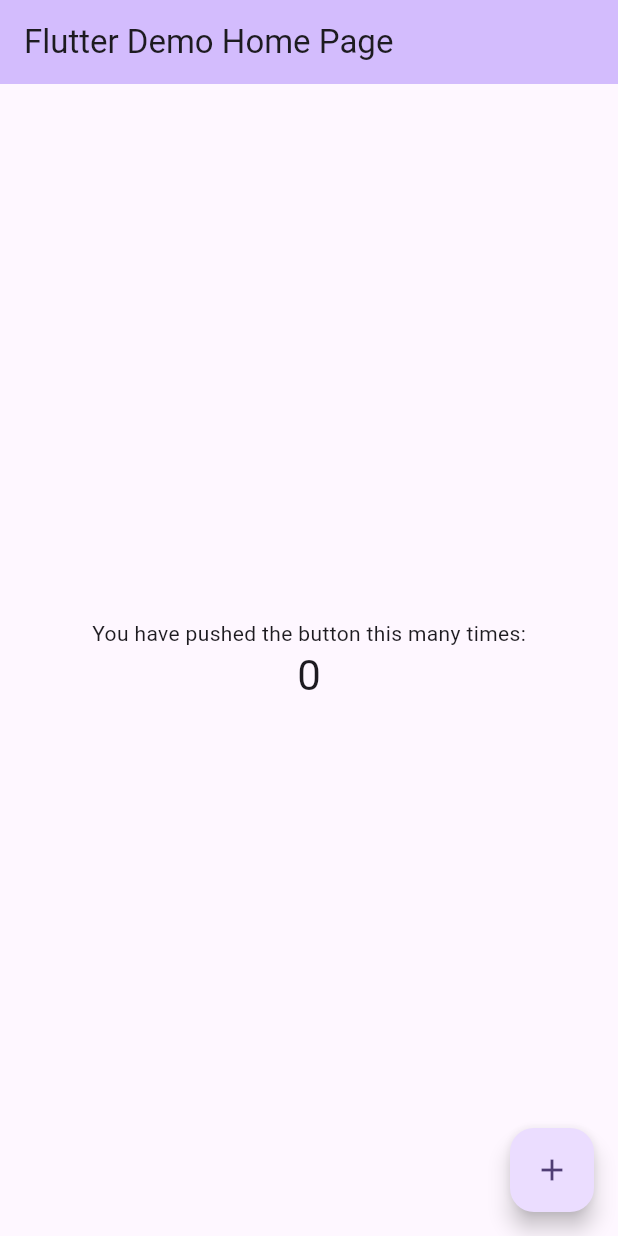
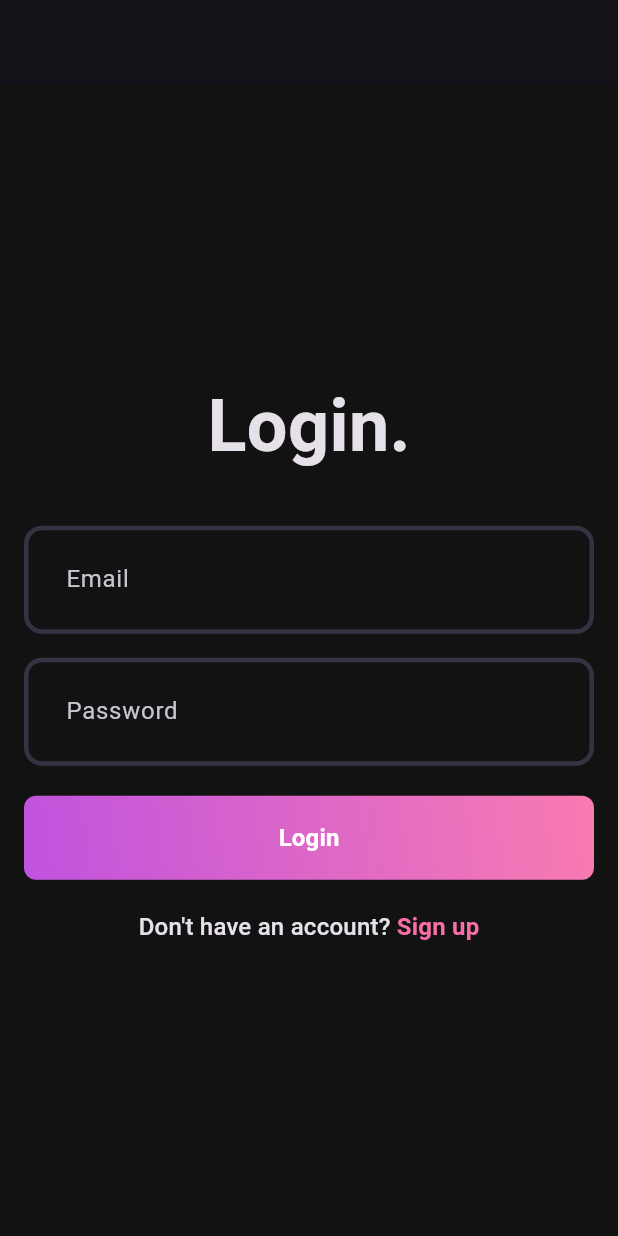
Before and after one commit to Danial-03-dev/music_app, a Flutter app: the screen it shows after launch, on a phone screen of 412 x 824 dp. Run offline on Flutter 3.47's test engine with Material 3 defaults, Android fonts, the phone set to English and light mode, and no system bars.

Commit message:
feat: create ui for login and sign up page

```diff
--- /dev/null
+++ b/client/lib/core/theme/app_pallete.dart
@@ -0,0 +1,20 @@
+import 'package:flutter/material.dart';
+
+class Pallete {
+  static const cardColor = Color.fromRGBO(30, 30, 30, 1);
+  static const greenColor = Colors.green;
+  static const subtitleText = Color(0xffa7a7a7);
+  static const inactiveBottomBarItemColor = Color(0xffababab);
+
+  static const Color backgroundColor = Color.fromRGBO(18, 18, 18, 1);
+  static const Color gradient1 = Color.fromRGBO(187, 63, 221, 1);
+  static const Color gradient2 = Color.fromRGBO(251, 109, 169, 1);
+  static const Color gradient3 = Color.fromRGBO(255, 159, 124, 1);
+  static const Color borderColor = Color.fromRGBO(52, 51, 67, 1);
+  static const Color whiteColor = Colors.white;
+  static const Color greyColor = Colors.grey;
+  static const Color errorColor = Colors.redAccent;
+  static const Color transparentColor = Colors.transparent;
+
+  static const Color inactiveSeekColor = Colors.white38;
+}
--- /dev/null
+++ b/client/lib/core/theme/theme.dart
@@ -0,0 +1,20 @@
+import 'package:client/core/theme/app_pallete.dart';
+import 'package:flutter/material.dart';
+
+OutlineInputBorder _getInputBorder({Color color = Pallete.borderColor}) {
+  return OutlineInputBorder(
+    borderSide: BorderSide(color: color, width: 3),
+    borderRadius: BorderRadius.circular(12),
+  );
+}
+
+class AppTheme {
+  static final darkThemeMode = ThemeData.dark().copyWith(
+    scaffoldBackgroundColor: Pallete.backgroundColor,
+    inputDecorationTheme: InputDecorationTheme(
+      contentPadding: const EdgeInsets.all(24),
+      enabledBorder: _getInputBorder(),
+      focusedBorder: _getInputBorder(color: Pallete.gradient2),
+    ),
+  );
+}
--- /dev/null
+++ b/client/lib/features/auth/view/pages/login_page.dart
@@ -0,0 +1,17 @@
+import 'package:client/features/auth/view/widgets/forms/login_form.dart';
+import 'package:flutter/material.dart';
+
+class LoginPage extends StatelessWidget {
+  const LoginPage({super.key});
+
+  @override
+  Widget build(BuildContext context) {
+    return Scaffold(
+      appBar: AppBar(),
+      body: const Padding(
+        padding: EdgeInsets.symmetric(horizontal: 16),
+        child: LoginForm(),
+      ),
+    );
+  }
+}
--- /dev/null
+++ b/client/lib/features/auth/view/widgets/buttons/custom_text_button.dart
@@ -0,0 +1,29 @@
+import 'package:client/core/theme/app_pallete.dart';
+import 'package:flutter/material.dart';
+
+class CustomTextButton extends StatelessWidget {
+  final String text;
+  final VoidCallback? onPressed;
+  const CustomTextButton({super.key, required this.text, this.onPressed});
+
+  @override
+  Widget build(BuildContext context) {
+    return TextButton(
+      style: ButtonStyle(
+        padding: WidgetStateProperty.all(EdgeInsets.zero),
+        minimumSize: WidgetStateProperty.all(Size.zero),
+        tapTargetSize: MaterialTapTargetSize.shrinkWrap,
+        overlayColor: WidgetStateProperty.all(Colors.transparent),
+        splashFactory: NoSplash.splashFactory,
+      ),
+      onPressed: onPressed,
+      child: Text(
+        text,
+        style: Theme.of(context).textTheme.titleMedium?.copyWith(
+          color: Pallete.gradient2,
+          fontWeight: FontWeight.bold,
+        ),
+      ),
+    );
+  }
+}
--- /dev/null
+++ b/client/lib/features/auth/view/widgets/buttons/gradient_button.dart
@@ -0,0 +1,42 @@
+import 'package:client/core/theme/app_pallete.dart';
+import 'package:flutter/material.dart';
+
+class GradientButton extends StatelessWidget {
+  final String text;
+  final VoidCallback? onPressed;
+
+  const GradientButton({super.key, required this.text, this.onPressed});
+
+  @override
+  Widget build(BuildContext context) {
+    final borderRadius = BorderRadius.circular(8);
+
+    return Container(
+      decoration: BoxDecoration(
+        gradient: const LinearGradient(
+          colors: [Pallete.gradient1, Pallete.gradient2],
+          begin: Alignment.bottomLeft,
+          end: Alignment.topRight,
+        ),
+        borderRadius: borderRadius,
+      ),
+      child: ElevatedButton(
+        style: ElevatedButton.styleFrom(
+          fixedSize: const Size(392, 56),
+          backgroundColor: Pallete.transparentColor,
+          shadowColor: Pallete.transparentColor,
+          shape: RoundedRectangleBorder(borderRadius: borderRadius),
+        ),
+        onPressed: onPressed,
+        child: Text(
+          text,
+          style: const TextStyle(
+            fontSize: 16,
+            fontWeight: FontWeight.w600,
+            color: Pallete.whiteColor,
+          ),
+        ),
+      ),
+    );
+  }
+}
--- /dev/null
+++ b/client/lib/features/auth/view/widgets/forms/login_form.dart
@@ -0,0 +1,69 @@
+import 'package:client/features/auth/view/widgets/buttons/custom_text_button.dart';
+import 'package:client/features/auth/view/widgets/buttons/gradient_button.dart';
+import 'package:client/features/auth/view/widgets/inputs/custom_field.dart';
+import 'package:flutter/material.dart';
+
+class LoginForm extends StatefulWidget {
+  const LoginForm({super.key});
+
+  @override
+  State<LoginForm> createState() => _LoginFormState();
+}
+
+class _LoginFormState extends State<LoginForm> {
+  final formKey = GlobalKey<FormState>();
+  final emailController = TextEditingController();
+  final passwordController = TextEditingController();
+
+  @override
+  void dispose() {
+    emailController.dispose();
+    passwordController.dispose();
+
+    super.dispose();
+  }
+
+  @override
+  Widget build(BuildContext context) {
+    return Form(
+      key: formKey,
+      child: Column(
+        spacing: 32,
+        mainAxisAlignment: MainAxisAlignment.center,
+        children: [
+          const Text(
+            'Login.',
+            style: TextStyle(fontSize: 48, fontWeight: FontWeight.bold),
+          ),
+          Column(
+            spacing: 20,
+            children: [
+              Column(
+                spacing: 16,
+                children: [
+                  Customfield(controller: emailController, hintText: 'Email'),
+                  Customfield(
+                    controller: passwordController,
+                    hintText: 'Password',
+                    obscureText: true,
+                  ),
+                ],
+              ),
+              const GradientButton(text: 'Login'),
+              Row(
+                mainAxisAlignment: MainAxisAlignment.center,
+                children: [
+                  Text(
+                    'Don\'t have an account? ',
+                    style: Theme.of(context).textTheme.titleMedium,
+                  ),
+                  const CustomTextButton(text: 'Sign up'),
+                ],
+              ),
+            ],
+          ),
+        ],
+      ),
+    );
+  }
+}
--- /dev/null
+++ b/client/lib/features/auth/view/widgets/inputs/custom_field.dart
@@ -0,0 +1,29 @@
+import 'package:flutter/material.dart';
+
+class Customfield extends StatelessWidget {
+  final String hintText;
+  final TextEditingController controller;
+  final bool obscureText;
+
+  const Customfield({
+    super.key,
+    required this.hintText,
+    required this.controller,
+    this.obscureText = false,
+  });
+
+  @override
+  Widget build(BuildContext context) {
+    return TextFormField(
+      controller: controller,
+      decoration: InputDecoration(hintText: hintText),
+      obscureText: obscureText,
+      validator: (value) {
+        if (value!.trim().isEmpty) {
+          return '$hintText is missing!';
+        }
+        return null;
+      },
+    );
+  }
+}
--- a/client/lib/main.dart
+++ b/client/lib/main.dart
@@ -1,3 +1,5 @@
+import 'package:client/core/theme/theme.dart';
+import 'package:client/features/auth/view/pages/login_page.dart';
 import 'package:flutter/material.dart';
 
 void main() {
@@ -7,116 +9,13 @@ void main() {
 class MyApp extends StatelessWidget {
   const MyApp({super.key});
 
-  // This widget is the root of your application.
   @override
   Widget build(BuildContext context) {
     return MaterialApp(
-      title: 'Flutter Demo',
-      theme: ThemeData(
-        // This is the theme of your application.
-        //
-        // TRY THIS: Try running your application with "flutter run". You'll see
-        // the application has a purple toolbar. Then, without quitting the app,
-        // try changing the seedColor in the colorScheme below to Colors.green
-        // and then invoke "hot reload" (save your changes or press the "hot
-        // reload" button in a Flutter-supported IDE, or press "r" if you used
-        // the command line to start the app).
-        //
-        // Notice that the counter didn't reset back to zero; the application
-        // state is not lost during the reload. To reset the state, use hot
-        // restart instead.
-        //
-        // This works for code too, not just values: Most code changes can be
-        // tested with just a hot reload.
-        colorScheme: .fromSeed(seedColor: Colors.deepPurple),
-      ),
-      home: const MyHomePage(title: 'Flutter Demo Home Page'),
+      title: 'Music App',
+      theme: AppTheme.darkThemeMode,
+      debugShowCheckedModeBanner: false,
+      home: LoginPage(),
     );
   }
 }
-
-class MyHomePage extends StatefulWidget {
-  const MyHomePage({super.key, required this.title});
-
-  // This widget is the home page of your application. It is stateful, meaning
-  // that it has a State object (defined below) that contains fields that affect
-  // how it looks.
-
-  // This class is the configuration for the state. It holds the values (in this
-  // case the title) provided by the parent (in this case the App widget) and
-  // used by the build method of the State. Fields in a Widget subclass are
-  // always marked "final".
-
-  final String title;
-
-  @override
-  State<MyHomePage> createState() => _MyHomePageState();
-}
-
-class _MyHomePageState extends State<MyHomePage> {
-  int _counter = 0;
-
-  void _incrementCounter() {
-    setState(() {
-      // This call to setState tells the Flutter framework that something has
-      // changed in this State, which causes it to rerun the build method below
-      // so that the display can reflect the updated values. If we changed
-      // _counter without calling setState(), then the build method would not be
-      // called again, and so nothing would appear to happen.
-      _counter++;
-    });
-  }
-
-  @override
-  Widget build(BuildContext context) {
-    // This method is rerun every time setState is called, for instance as done
-    // by the _incrementCounter method above.
-    //
-    // The Flutter framework has been optimized to make rerunning build methods
-    // fast, so that you can just rebuild anything that needs updating rather
-    // than having to individually change instances of widgets.
-    return Scaffold(
-      appBar: AppBar(
-        // TRY THIS: Try changing the color here to a specific color (to
-        // Colors.amber, perhaps?) and trigger a hot reload to see the AppBar
-        // change color while the other colors stay the same.
-        backgroundColor: Theme.of(context).colorScheme.inversePrimary,
-        // Here we take the value from the MyHomePage object that was created by
-        // the App.build method, and use it to set our appbar title.
-        title: Text(widget.title),
-      ),
-      body: Center(
-        // Center is a layout widget. It takes a single child and positions it
-        // in the middle of the parent.
-        child: Column(
-          // Column is also a layout widget. It takes a list of children and
-          // arranges them vertically. By default, it sizes itself to fit its
-          // children horizontally, and tries to be as tall as its parent.
-          //
-          // Column has various properties to control how it sizes itself and
-          // how it positions its children. Here we use mainAxisAlignment to
-          // center the children vertically; the main axis here is the vertical
-          // axis because Columns are vertical (the cross axis would be
-          // horizontal).
-          //
-          // TRY THIS: Invoke "debug painting" (choose the "Toggle Debug Paint"
-          // action in the IDE, or press "p" in the console), to see the
-          // wireframe for each widget.
-          mainAxisAlignment: .center,
-          children: [
-            const Text('You have pushed the button this many times:'),
-            Text(
-              '$_counter',
-              style: Theme.of(context).textTheme.headlineMedium,
-            ),
-          ],
-        ),
-      ),
-      floatingActionButton: FloatingActionButton(
-        onPressed: _incrementCounter,
-        tooltip: 'Increment',
-        child: const Icon(Icons.add),
-      ),
-    );
-  }
-}
```
Also changed, not shown: client/lib/features/auth/view/pages/signup_page.dart (added, +17 -0 lines), client/lib/features/auth/view/widgets/forms/signup_form.dart (added, +72 -0 lines).
